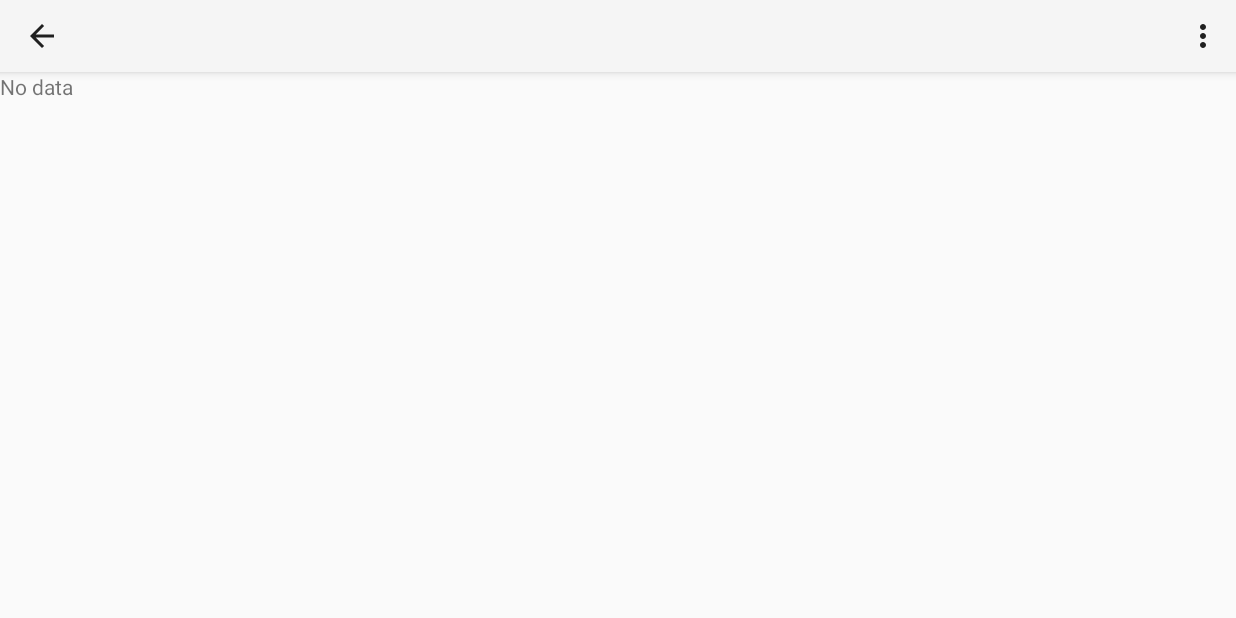
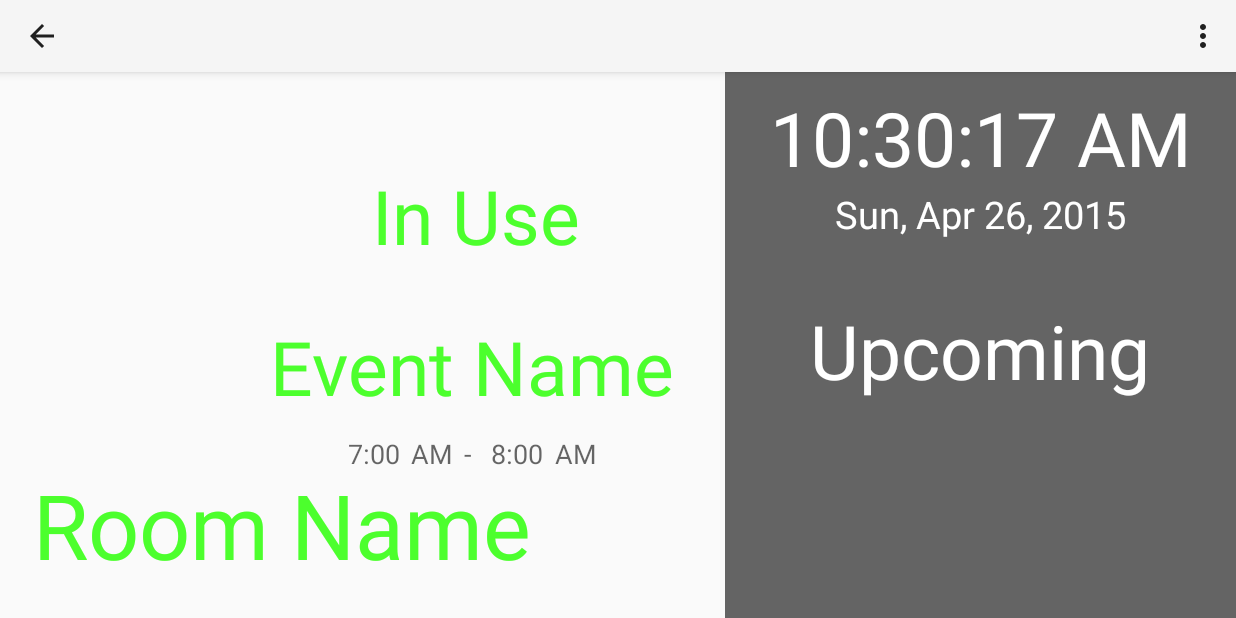
Before and after one commit to briblanch/roomroom, an Android app: the RoomDayView screen opened directly, with no data from a screen before it, on a phone screen of 824 x 412 dp (held sideways). Run offline under Robolectric (Android 15) with nearby library versions, the phone set to English and light mode, and no system bars; libraries missing offline, so code that uses them is left out: com.goebl.david; 2 statements that could not run were skipped.

Commit message:
android-ui-reskin: RoomDayView close to completion

```diff
--- a/android/Capstone/app/src/main/res/layout/activity_room_day_view.xml
+++ b/android/Capstone/app/src/main/res/layout/activity_room_day_view.xml
@@ -2,16 +2,13 @@
     xmlns:tools="http://schemas.android.com/tools" android:id="@+id/container"
     android:layout_width="match_parent" android:layout_height="match_parent"
     tools:context="unknowndev.com.capstone.RoomDayView" tools:ignore="MergeRootFrame">
+
     <ListView
         android:id="@id/android:list"
-        android:layout_width="fill_parent"
-        android:layout_height="fill_parent"
+        android:layout_width="325dp"
+        android:layout_height="240dp"
         android:layout_weight="2"
-        android:drawSelectorOnTop="false">
+        android:drawSelectorOnTop="false"
+        android:layout_gravity="right|bottom">
     </ListView>
-    <TextView
-        android:id="@id/android:empty"
-        android:layout_width="fill_parent"
-        android:layout_height="fill_parent"
-        android:text="No data"/>
 </FrameLayout>
--- a/android/Capstone/app/src/main/res/layout/custom_row_view.xml
+++ b/android/Capstone/app/src/main/res/layout/custom_row_view.xml
@@ -5,13 +5,15 @@
     android:orientation="vertical"
     android:paddingLeft="20dp"
     android:paddingTop="20dp"
-    android:paddingBottom="20dp">
+    android:paddingBottom="20dp"
+    android:id="@+id/custom_row">
 
     <TextView android:id="@+id/text1"
         android:textSize="16sp"
         android:textStyle="bold"
         android:layout_width="fill_parent"
-        android:layout_height="fill_parent"/>
+        android:layout_height="fill_parent"
+        android:textColor="#FFFFFF"/>
 
     <LinearLayout
         android:orientation="horizontal"
@@ -22,7 +24,8 @@
             android:textSize="12sp"
             android:textStyle="bold"
             android:layout_width="wrap_content"
-            android:layout_height="fill_parent"/>
+            android:layout_height="fill_parent"
+            android:textColor="#FFFFFF" />
 
         <TextView
             android:layout_width="wrap_content"
@@ -30,14 +33,16 @@
             android:text="-"
             android:id="@+id/textView"
             android:textStyle="bold"
-            android:textSize="12sp" />
+            android:textSize="12sp"
+            android:textColor="#FFFFFF" />
 
         <TextView android:id="@+id/text3"
             android:typeface="sans"
             android:textSize="12sp"
             android:layout_width="wrap_content"
             android:layout_height="wrap_content"
-            android:textStyle="bold" />
+            android:textStyle="bold"
+            android:textColor="#FFFFFF" />
     </LinearLayout>
 
     <TextView
@@ -46,6 +51,7 @@
         android:id="@+id/text4"
         android:textSize="14sp"
         android:textStyle="italic"
-        android:typeface="sans" />
+        android:typeface="sans"
+        android:textColor="#FFFFFF" />
 
 </LinearLayout>
--- a/android/Capstone/app/src/main/res/layout/fragment_room_day_view.xml
+++ b/android/Capstone/app/src/main/res/layout/fragment_room_day_view.xml
@@ -1,8 +1,154 @@
 <RelativeLayout xmlns:android="http://schemas.android.com/apk/res/android"
     xmlns:tools="http://schemas.android.com/tools" android:layout_width="match_parent"
-    android:layout_height="match_parent" android:paddingLeft="@dimen/activity_horizontal_margin"
-    android:paddingRight="@dimen/activity_horizontal_margin"
-    android:paddingTop="@dimen/activity_vertical_margin"
-    android:paddingBottom="@dimen/activity_vertical_margin"
-    tools:context="unknowndev.com.capstone.RoomDayView$PlaceholderFragment">
+    android:layout_height="match_parent" android:paddingLeft="0dp"
+    android:paddingRight="0dp"
+    android:paddingTop="0dp"
+    android:paddingBottom="0dp"
+    tools:context="unknowndev.com.capstone.RoomDayView$PlaceholderFragment"
+    android:id="@+id/eventContainer">
+
+    <LinearLayout
+        android:orientation="vertical"
+        android:layout_width="wrap_content"
+        android:layout_height="match_parent"
+        android:layout_alignParentTop="true"
+        android:layout_alignParentBottom="true"
+        android:layout_alignParentEnd="true"
+        android:layout_marginRight="0dp"
+        android:background="#99000000"
+        android:paddingRight="30dp"
+        android:paddingLeft="30dp"
+        android:id="@+id/linearLayout">
+
+        <TextClock
+            android:layout_width="wrap_content"
+            android:layout_height="wrap_content"
+            android:id="@+id/timeClock"
+            android:textSize="50sp"
+            android:format12Hour="h:mm:ss a"
+            android:layout_alignStart="@+id/dateClock"
+            android:paddingTop="10dp"
+            android:layout_gravity="center_horizontal"
+            android:textColor="#ffffffff" />
+
+        <TextClock
+            android:layout_width="wrap_content"
+            android:layout_height="wrap_content"
+            android:id="@+id/dateClock"
+            android:format12Hour="EEE, MMM dd, yyyy"
+            android:textSize="25sp"
+            android:layout_marginEnd="0dp"
+            android:layout_below="@+id/timeClock"
+            android:layout_alignParentEnd="true"
+            android:layout_gravity="center_horizontal"
+            android:textColor="#ffffffff" />
+
+        <TextView
+            android:layout_width="wrap_content"
+            android:layout_height="wrap_content"
+            android:textAppearance="?android:attr/textAppearanceLarge"
+            android:text="Upcoming"
+            android:id="@+id/textView2"
+            android:textSize="50sp"
+            android:layout_marginTop="40dp"
+            android:layout_below="@+id/timeClock"
+            android:layout_alignEnd="@+id/timeClock"
+            android:layout_gravity="center_horizontal"
+            android:textColor="#ffffffff" />
+    </LinearLayout>
+
+    <TextView
+        android:layout_width="wrap_content"
+        android:layout_height="wrap_content"
+        android:textAppearance="?android:attr/textAppearanceLarge"
+        android:text="In Use"
+        android:id="@+id/inUseTextView"
+        android:layout_marginTop="62dp"
+        android:textSize="50sp"
+        android:textColor="#ff4cff2d"
+        android:layout_alignParentTop="true"
+        android:layout_alignStart="@+id/roomNameTextView"
+        android:layout_marginStart="226dp" />
+
+    <TextView
+        android:layout_width="wrap_content"
+        android:layout_height="wrap_content"
+        android:textAppearance="?android:attr/textAppearanceLarge"
+        android:text="Event Name"
+        android:id="@+id/eventNameTextView"
+        android:layout_marginTop="33dp"
+        android:textSize="50sp"
+        android:textColor="#ff4cff2d"
+        android:layout_below="@+id/inUseTextView"
+        android:layout_alignStart="@+id/roomNameTextView"
+        android:layout_marginStart="158dp" />
+
+    <TextView
+        android:layout_width="wrap_content"
+        android:layout_height="wrap_content"
+        android:textAppearance="?android:attr/textAppearanceMedium"
+        android:text="-"
+        android:id="@+id/dashTextView"
+        android:layout_marginTop="12dp"
+        android:layout_below="@+id/eventNameTextView"
+        android:layout_alignStart="@+id/inUseTextView"
+        android:layout_marginStart="61dp" />
+
+    <TextView
+        android:layout_width="wrap_content"
+        android:layout_height="wrap_content"
+        android:textAppearance="?android:attr/textAppearanceMedium"
+        android:text="AM"
+        android:id="@+id/startMeridiemTextView"
+        android:layout_alignTop="@+id/dashTextView"
+        android:layout_alignEnd="@+id/dashTextView"
+        android:layout_marginEnd="12dp" />
+
+    <TextView
+        android:layout_width="wrap_content"
+        android:layout_height="wrap_content"
+        android:textAppearance="?android:attr/textAppearanceMedium"
+        android:text="7:00"
+        android:id="@+id/startTimeTextView"
+        android:layout_marginEnd="7dp"
+        android:layout_alignTop="@+id/startMeridiemTextView"
+        android:layout_toStartOf="@+id/startMeridiemTextView" />
+
+    <TextView
+        android:layout_width="wrap_content"
+        android:layout_height="wrap_content"
+        android:textAppearance="?android:attr/textAppearanceMedium"
+        android:text="8:00"
+        android:id="@+id/endTimeTextView"
+        android:layout_alignBottom="@+id/dashTextView"
+        android:layout_toEndOf="@+id/dashTextView"
+        android:layout_marginStart="13dp" />
+
+    <TextView
+        android:layout_width="wrap_content"
+        android:layout_height="wrap_content"
+        android:textAppearance="?android:attr/textAppearanceMedium"
+        android:text="AM"
+        android:id="@+id/endMeridiemTextView"
+        android:layout_alignBottom="@+id/endTimeTextView"
+        android:layout_toEndOf="@+id/endTimeTextView"
+        android:layout_marginStart="8dp" />
+
+    <TextView
+        android:layout_width="wrap_content"
+        android:layout_height="wrap_content"
+        android:textAppearance="?android:attr/textAppearanceLarge"
+        android:text="Room Name"
+        android:id="@+id/roomNameTextView"
+        android:layout_alignParentBottom="true"
+        android:layout_alignParentStart="true"
+        android:layout_marginStart="22dp"
+        android:layout_marginBottom="22dp"
+        android:textSize="60sp"
+        android:textColor="#ff4cff2d" />
+
+    <!--<fragment-->
+        <!--android:id="@+id/custom_row"-->
+        <!--android:layout_width="match_parent"-->
+        <!--android:layout_height="match_parent"></fragment>-->
 </RelativeLayout>
```
